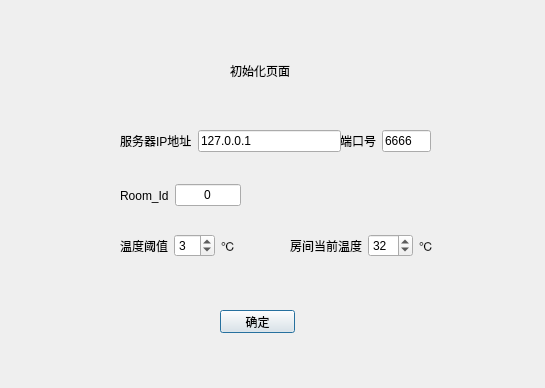
Old version of the form GuestClient/initialpage.ui in the repository starsload/46572020.
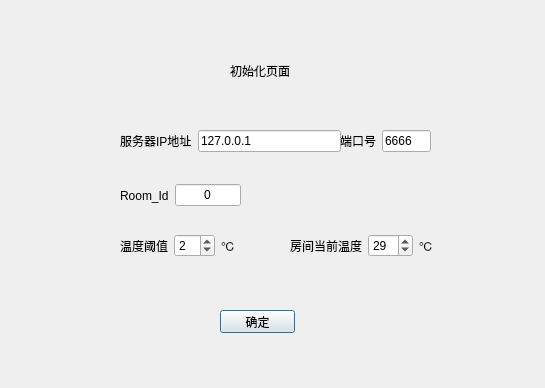
New version of the form.

What changed in the file:
```diff
--- a/GuestClient/initialpage.ui
+++ b/GuestClient/initialpage.ui
@@ -62,7 +62,7 @@
        <number>10</number>
       </property>
       <property name="value">
-       <number>3</number>
+       <number>2</number>
       </property>
      </widget>
     </item>
@@ -156,7 +156,7 @@
        <number>50</number>
       </property>
       <property name="value">
-       <number>32</number>
+       <number>29</number>
       </property>
      </widget>
     </item>
```
